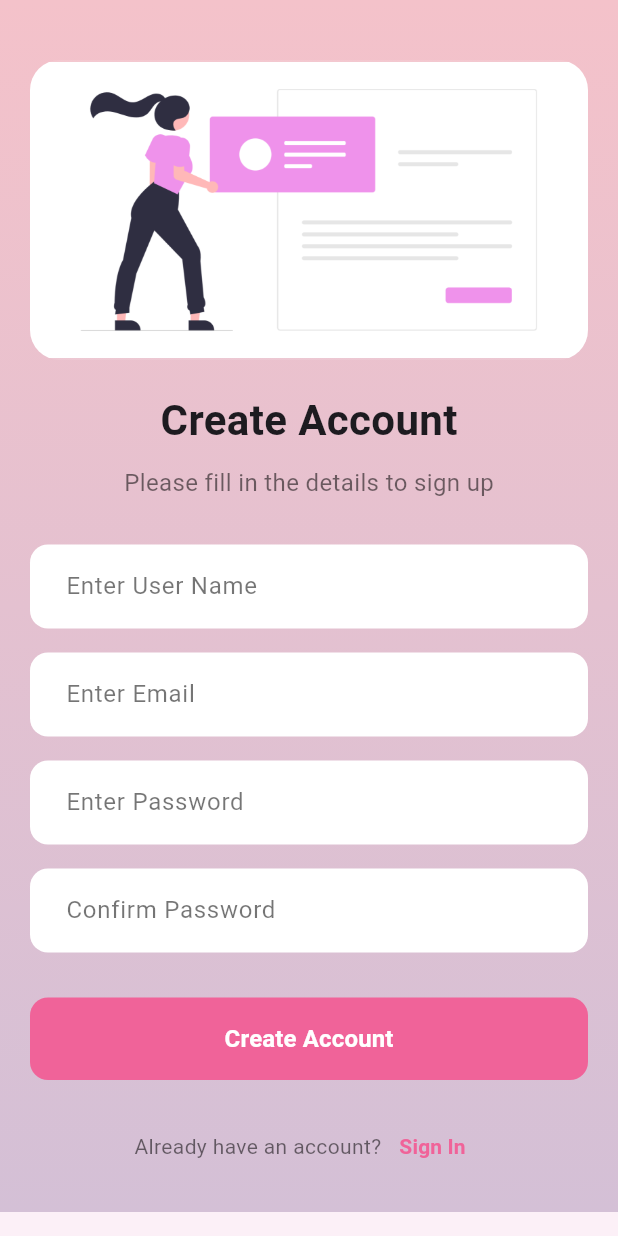
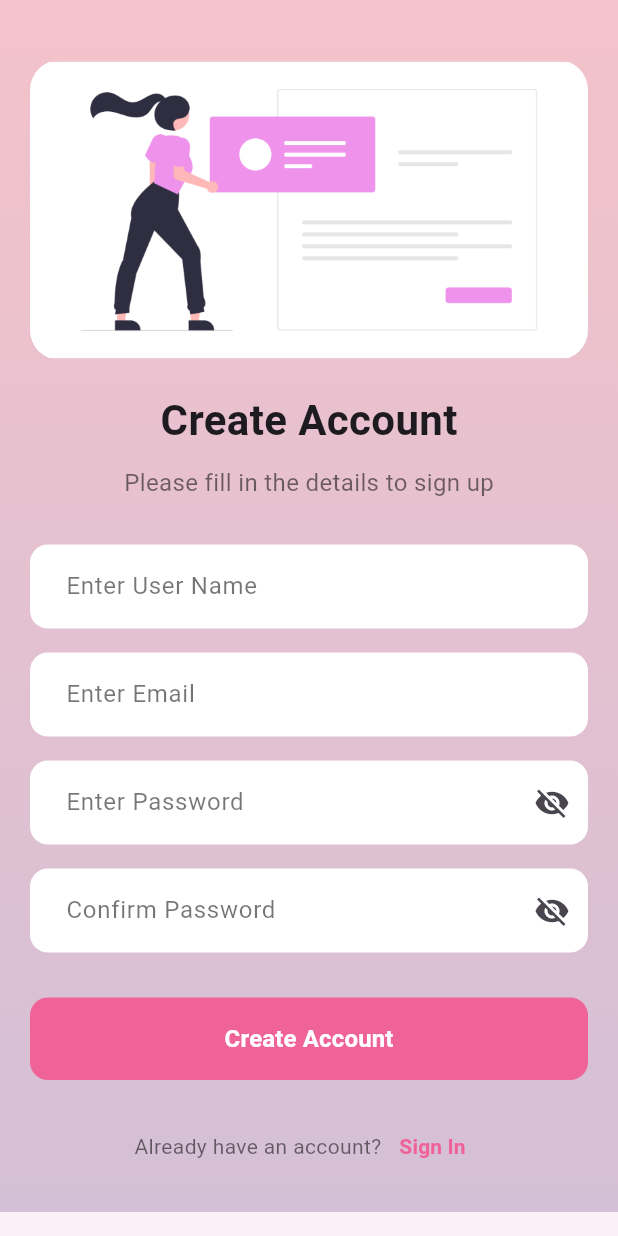
Before and after one commit to sakith71/AuraBloom, a Flutter app: the SignUpScreen screen opened by its route, on a phone screen of 412 x 824 dp. Run offline on Flutter 3.47's test engine with Material 3 defaults, Android fonts, the phone set to English and light mode, and no system bars; our stand-ins replace cloud_firestore, firebase_auth, firebase_core, firebase_storage, image_picker, shared_preferences; accounts and stored records are empty; network calls fail.

Commit message:
password visibility toggle
- Added an optional suffixIcon parameter to CustomTextField to support password visibility toggle.

```diff
--- a/frontend/lib/screens/signup-screen.dart
+++ b/frontend/lib/screens/signup-screen.dart
@@ -24,6 +24,9 @@ class _SignUpScreenState extends State<SignUpScreen> {
 
   bool _isLoading = false;
   String? _errorMessage;
+
+  // New state variable to control password visibility
+  bool _passwordVisible = false;
 
   @override
   void dispose() {
@@ -58,7 +61,9 @@ class _SignUpScreenState extends State<SignUpScreen> {
             // Navigate to personal info screen
             Navigator.pushReplacement(
               context,
-              MaterialPageRoute(builder: (context) => PersonalInfoScreen(userId: user.uid)),
+              MaterialPageRoute(
+                builder: (context) => PersonalInfoScreen(userId: user.uid),
+              ),
             );
           }
         } else {
@@ -113,7 +118,10 @@ class _SignUpScreenState extends State<SignUpScreen> {
                     const SizedBox(height: 20),
                     const Text(
                       'Create Account',
-                      style: TextStyle(fontSize: 28, fontWeight: FontWeight.bold),
+                      style: TextStyle(
+                        fontSize: 28,
+                        fontWeight: FontWeight.bold,
+                      ),
                     ),
                     const SizedBox(height: 10),
                     const Text(
@@ -159,21 +167,48 @@ class _SignUpScreenState extends State<SignUpScreen> {
                       keyboardType: TextInputType.emailAddress,
                     ),
                     const SizedBox(height: 16),
+                    // Password field with visibility toggle
                     CustomTextField(
                       controller: _passwordController,
                       hintText: 'Enter Password',
                       validator: Validators.validatePassword,
-                      isPassword: true,
+                      isPassword: !_passwordVisible,
+                      suffixIcon: IconButton(
+                        icon: Icon(
+                          _passwordVisible
+                              ? Icons.visibility
+                              : Icons.visibility_off,
+                        ),
+                        onPressed: () {
+                          setState(() {
+                            _passwordVisible = !_passwordVisible;
+                          });
+                        },
+                      ),
                     ),
                     const SizedBox(height: 16),
+                    // Confirm Password field with same visibility toggle
                     CustomTextField(
                       controller: _confirmPasswordController,
                       hintText: 'Confirm Password',
-                      validator: (value) => Validators.validateConfirmPassword(
-                        value,
-                        _passwordController.text,
+                      validator:
+                          (value) => Validators.validateConfirmPassword(
+                            value,
+                            _passwordController.text,
+                          ),
+                      isPassword: !_passwordVisible,
+                      suffixIcon: IconButton(
+                        icon: Icon(
+                          _passwordVisible
+                              ? Icons.visibility
+                              : Icons.visibility_off,
+                        ),
+                        onPressed: () {
+                          setState(() {
+                            _passwordVisible = !_passwordVisible;
+                          });
+                        },
                       ),
-                      isPassword: true,
                     ),
                     const SizedBox(height: 30),
 
--- a/frontend/lib/widgets/custom-text-field.dart
+++ b/frontend/lib/widgets/custom-text-field.dart
@@ -6,6 +6,7 @@ class CustomTextField extends StatelessWidget {
   final String? Function(String?)? validator;
   final bool isPassword;
   final TextInputType? keyboardType;
+  final Widget? suffixIcon;
 
   const CustomTextField({
     super.key,
@@ -14,6 +15,7 @@ class CustomTextField extends StatelessWidget {
     this.validator,
     this.isPassword = false,
     this.keyboardType,
+    this.suffixIcon,
   });
 
   @override
@@ -24,11 +26,10 @@ class CustomTextField extends StatelessWidget {
       keyboardType: keyboardType,
       decoration: InputDecoration(
         hintText: hintText,
-        hintStyle: const TextStyle(
-          color: Colors.black54,
-        ),
+        hintStyle: const TextStyle(color: Colors.black54),
         filled: true,
         fillColor: Colors.white,
+        suffixIcon: suffixIcon, // Added suffixIcon here for password toggle
         border: OutlineInputBorder(
           borderRadius: BorderRadius.circular(12),
           borderSide: BorderSide.none,
```
